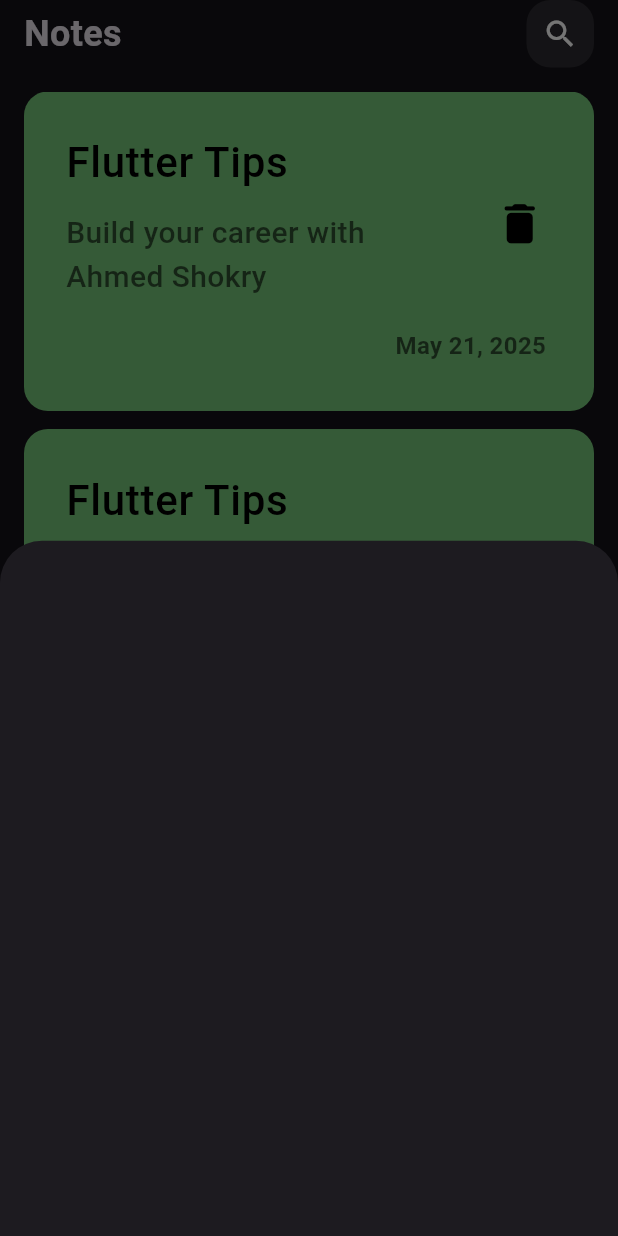
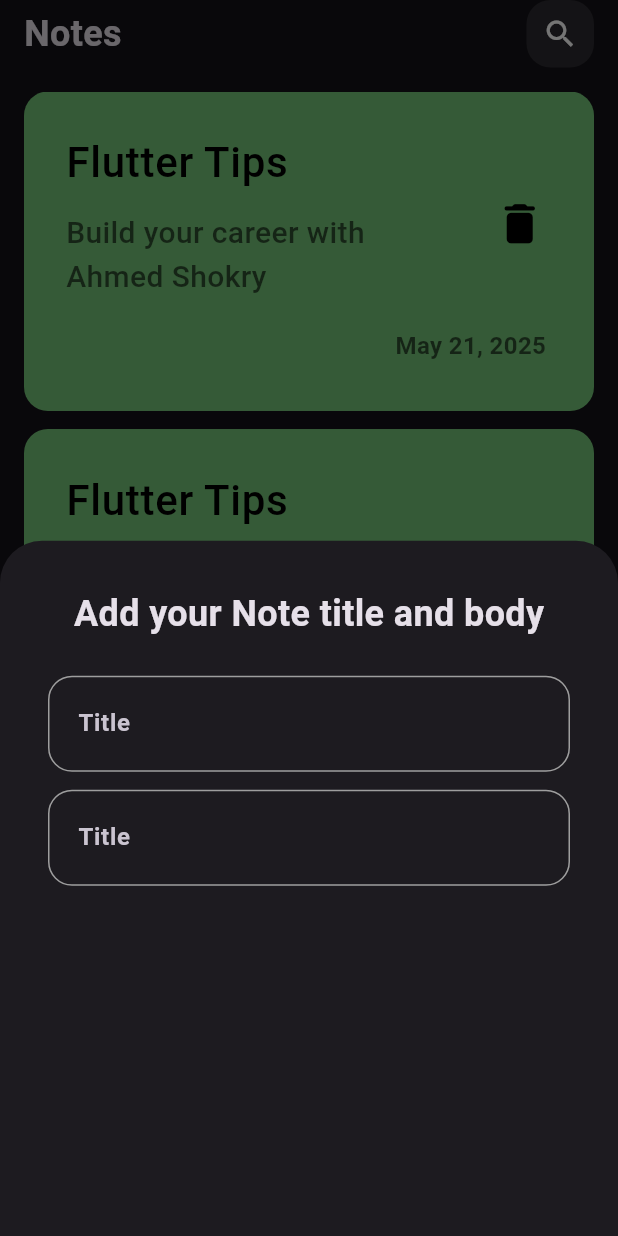
Before and after one commit to AhmedShokry7/notes, a Flutter app: the screen it shows after launch, after a tap on the "add" icon, on a phone screen of 412 x 824 dp. Run offline on Flutter 3.47's test engine with Material 3 defaults, Android fonts, the phone set to English and light mode, and no system bars.

Commit message:
add custom text form field

```diff
--- a/lib/ui/widgets/add_note_btn_sheet.dart
+++ b/lib/ui/widgets/add_note_btn_sheet.dart
@@ -1,10 +1,25 @@
 import 'package:flutter/material.dart';
+import 'package:notes/ui/widgets/custom_text_form_field.dart';
 
 class AddNoteBtnSheet extends StatelessWidget {
   const AddNoteBtnSheet({super.key});
 
   @override
   Widget build(BuildContext context) {
-    return Container();
+    return Container(
+      padding: const EdgeInsets.all(32.0),
+      child: const Column(
+        children: [
+          Text(
+            "Add your Note title and body",
+            style: TextStyle(fontSize: 24.0, fontWeight: FontWeight.bold),
+          ),
+          SizedBox(height: 24.0),
+          CustomTextFormField(hint: 'Title'),
+          SizedBox(height: 12.0),
+          CustomTextFormField(hint: 'Title'),
+        ],
+      ),
+    );
   }
 }
--- /dev/null
+++ b/lib/ui/widgets/custom_text_form_field.dart
@@ -0,0 +1,35 @@
+import 'package:flutter/material.dart';
+
+class CustomTextFormField extends StatelessWidget {
+  final String hint;
+  const CustomTextFormField({super.key, required this.hint});
+
+  @override
+  Widget build(BuildContext context) {
+    return TextFormField(
+      style: const TextStyle(color: Colors.white, fontWeight: FontWeight.bold),
+      cursorColor: Colors.white,
+      decoration: InputDecoration(
+        contentPadding: const EdgeInsets.symmetric(
+          vertical: 20.0,
+          horizontal: 16.0,
+        ),
+        hintText: hint,
+        border: buildBorder(),
+        enabledBorder: buildBorder(),
+        focusedBorder: buildBorder(color: Colors.white, borderWidth: 2),
+        errorBorder: buildBorder(color: Colors.red),
+      ),
+    );
+  }
+}
+
+OutlineInputBorder buildBorder({Color? color, double? borderWidth}) {
+  return OutlineInputBorder(
+    borderRadius: BorderRadius.circular(16),
+    borderSide: BorderSide(
+      color: color ?? Colors.grey,
+      width: borderWidth ?? 1,
+    ),
+  );
+}
```
